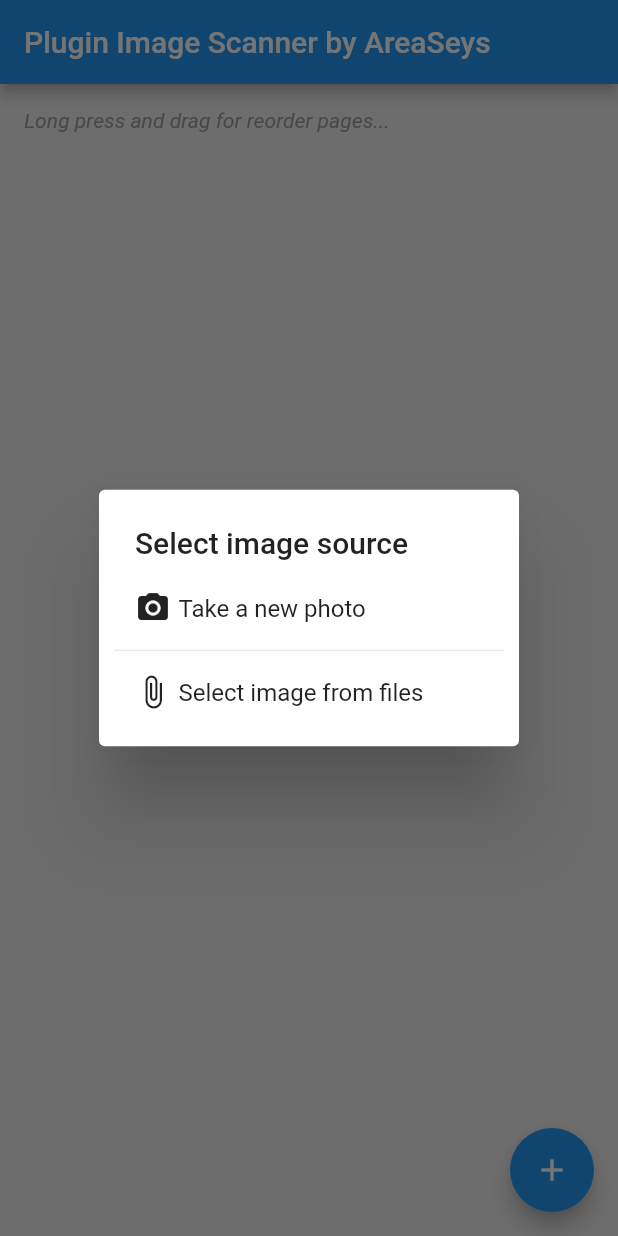
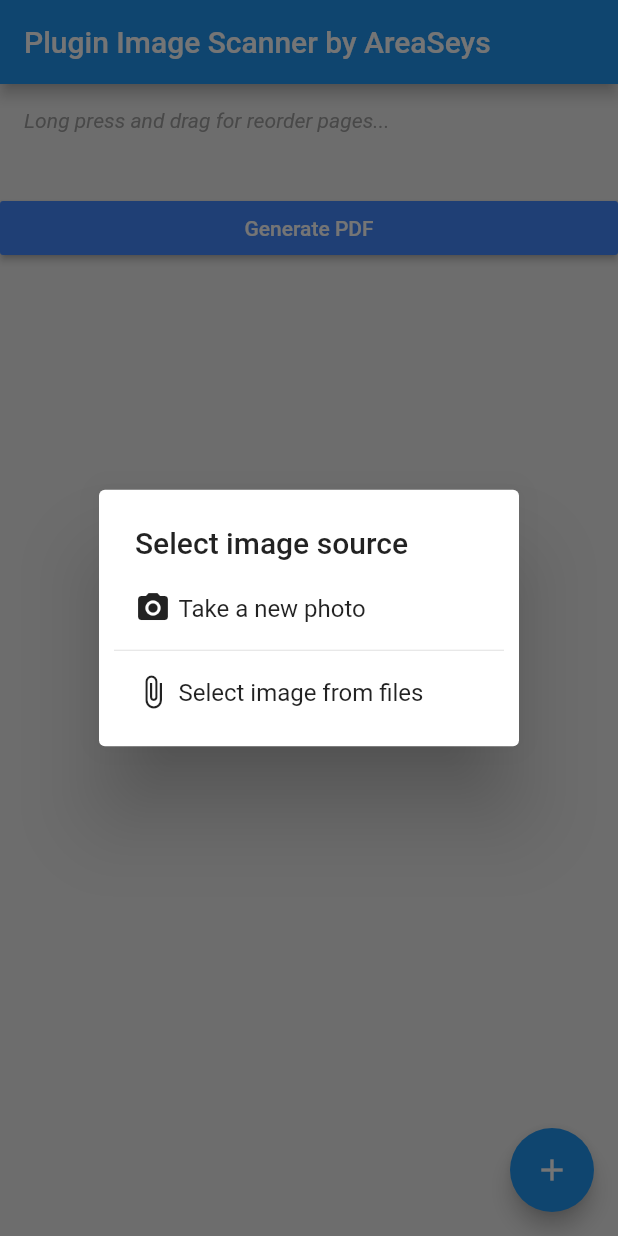
Before and after one commit to AreaSeys-Team/areaseys-flutter-pdfscanner, a Flutter app: the screen it shows after launch, after a tap on the "add" icon, on a phone screen of 412 x 824 dp. Run offline on Flutter 3.47's test engine with Material 2 defaults, Android fonts, the phone set to English and light mode, and no system bars; our stand-ins replace reorderables.

Commit message:
first changes [NO COMPILABLE]

```diff
--- a/example/lib/main.dart
+++ b/example/lib/main.dart
@@ -73,6 +73,22 @@ class _StateReorderableWrap extends State<ContentBody> {
               ),
               alignment: Alignment.center,
               child: wrap,
+            ),
+            MaterialButton(
+              child: Text("Generate PDF", style: TextStyle(color: Colors.white)),
+              onPressed: () => Pdfscanner.generatePdf(
+                imagesPaths: _processedImagesPaths,
+                pdfName: "PDF_name1.pdf",
+                marginTop: 50,
+                marginBottom: 50,
+                marginLeft: 40,
+                marginRight: 40,
+                pageSize: PageSize.A4,
+                generatedPDFsPath: "/6conecta_Contractors/generated_pdf"
+              ).then((result) {
+                print("RESULTADO DE LA GENERACION DE PDF: " + result);
+              }),
+              color: Colors.blueAccent,
             ),
           ],
         ),
--- a/lib/pdfscanner.dart
+++ b/lib/pdfscanner.dart
@@ -1,6 +1,55 @@
 import 'dart:async';
 
+import 'package:flutter/cupertino.dart';
 import 'package:flutter/services.dart';
+
+/// SEE THIS LINK FOR ADD MORE PAGE SIZES
+///
+///https://www.prepressure.com/library/paper-size
+
+enum PageSize {
+  //ISO A paper sizes
+  A0,
+  A1,
+  A2,
+  A3,
+  A4,
+  A5,
+  A6,
+  A7,
+  A8,
+
+  //American paper sizes
+  AMERICAN_LETTER,
+  AMERICAN_LEGAL,
+  AMERICAN_LEDGER,
+  AMERICAN_EXECUTIVE,
+  AMERICAN_ANSI_C,
+  AMERICAN_ANSI_D,
+  AMERICAN_ANSI_E,
+}
+
+// PageSize.X : [width, Height]
+final _pageSizes = {
+  //ISO A paper sizes
+  PageSize.A0: [2384, 3370],
+  PageSize.A1: [1684, 2384],
+  PageSize.A2: [1190, 1684],
+  PageSize.A3: [842, 1190],
+  PageSize.A4: [595, 842],
+  PageSize.A5: [420, 595],
+  PageSize.A6: [298, 420],
+  PageSize.A7: [210, 298],
+  PageSize.A8: [148, 210],
+
+  PageSize.AMERICAN_LETTER: [612, 792],
+  PageSize.AMERICAN_LEGAL: [612, 1008],
+  PageSize.AMERICAN_LEDGER: [792, 1224],
+  PageSize.AMERICAN_EXECUTIVE: [1224, 792],
+  PageSize.AMERICAN_ANSI_C: [522, 756],
+  PageSize.AMERICAN_ANSI_D: [1584, 1224],
+  PageSize.AMERICAN_ANSI_E: [2448, 1584],
+};
 
 class Pdfscanner {
   static const int CAMERA = 4;
@@ -11,13 +60,53 @@ class Pdfscanner {
   /// Pdfscanner.CAMERA
   /// Pdfscanner.FILES
   /// by default scanner source is CAMERA.
-  static Future<String> scan({final int scanSource = CAMERA}) async {
+  static Future<String> scan({
+    final int scanSource = CAMERA,
+    final String scannedImagesPath = "/ImageScannerPlugin/scanned_images",
+    final String scannedImageName,
+  }) async {
     try {
-      final String response = await _channel.invokeMethod('scan', scanSource);
+      final String response = await _channel.invokeMethod('scan', {
+        "scanSource": scanSource,
+        "scannedImagesPath": scannedImagesPath,
+        "scannedImageName": scannedImageName ?? "scanned_${DateTime.now().toIso8601String()}.png"
+      });
       print("PDFScannerPlugin: result of scanning -> $response");
       return Future.value(response);
     } catch (ex) {
       return Future.error(ex);
     }
   }
+
+  /// Generates a beautiful PDF with images paths.
+  static Future<String> generatePdf({
+    @required final List<String> imagesPaths,
+    @required final String pdfName,
+    final String generatedPDFsPath = "/ImageScannerPlugin/generated_PDF",
+    final int marginLeft = 0,
+    final int marginRight = 0,
+    final int marginTop = 0,
+    final int marginBottom = 0,
+    final bool cleanScannedImagesWhenPdfGenerate = false,
+    final PageSize pageSize = PageSize.A4,
+  }) async {
+    try {
+      final String response = await _channel.invokeMethod('generatePdf', {
+        "imagesPaths": imagesPaths,
+        "pdfName": pdfName,
+        "generatedPDFsPath": generatedPDFsPath,
+        "marginLeft": marginLeft,
+        "marginRight": marginRight,
+        "marginTop": marginTop,
+        "marginBottom": marginBottom,
+        "pageWidth": _pageSizes[pageSize][0],
+        "pageHeight": _pageSizes[pageSize][1],
+        "cleanScannedImagesWhenPdfGenerate": cleanScannedImagesWhenPdfGenerate,
+      });
+      print("PDFScannerPlugin: result of PDF generation -> $response");
+      return Future.value(response);
+    } catch (ex) {
+      return Future.error(ex);
+    }
+  }
 }
```
Also changed, not shown: 56 other files.
